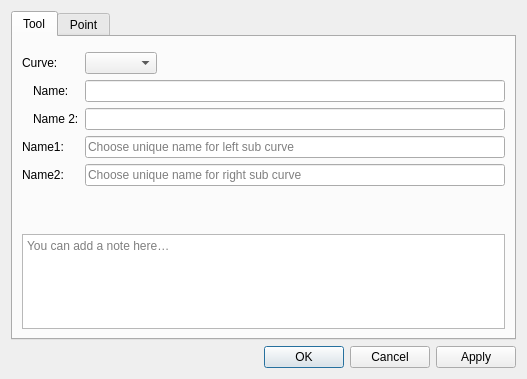
Above: src/libs/vtools/dialogs/tools/dialogcutspline.ui from equinox-patterns/Ostara before the change. Below: the same form after it.
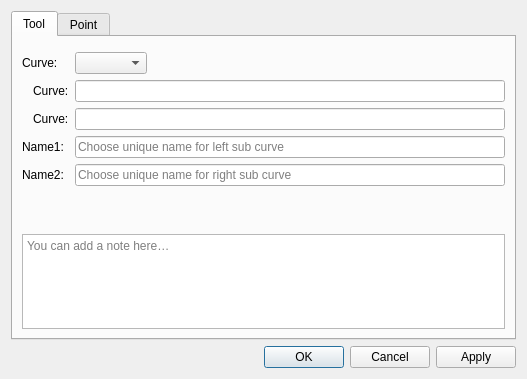
That is the form after the change. Icons and pictures are not drawn.

Commit message: Dialog outils : nommage « Line:/Curve: » en tête + séparateur

What changed in the file:
```diff
--- a/src/libs/vtools/dialogs/tools/dialogcutspline.ui
+++ b/src/libs/vtools/dialogs/tools/dialogcutspline.ui
@@ -68,7 +68,7 @@
             <item>
              <widget class="QLabel" name="labelAlias1">
               <property name="text">
-               <string>Name:</string>
+               <string>Curve:</string>
               </property>
              </widget>
             </item>
@@ -94,7 +94,7 @@
             <item>
              <widget class="QLabel" name="labelAlias2">
               <property name="text">
-               <string>Name 2:</string>
+               <string>Curve:</string>
               </property>
              </widget>
             </item>
```
The commit also changes 21 other files.
